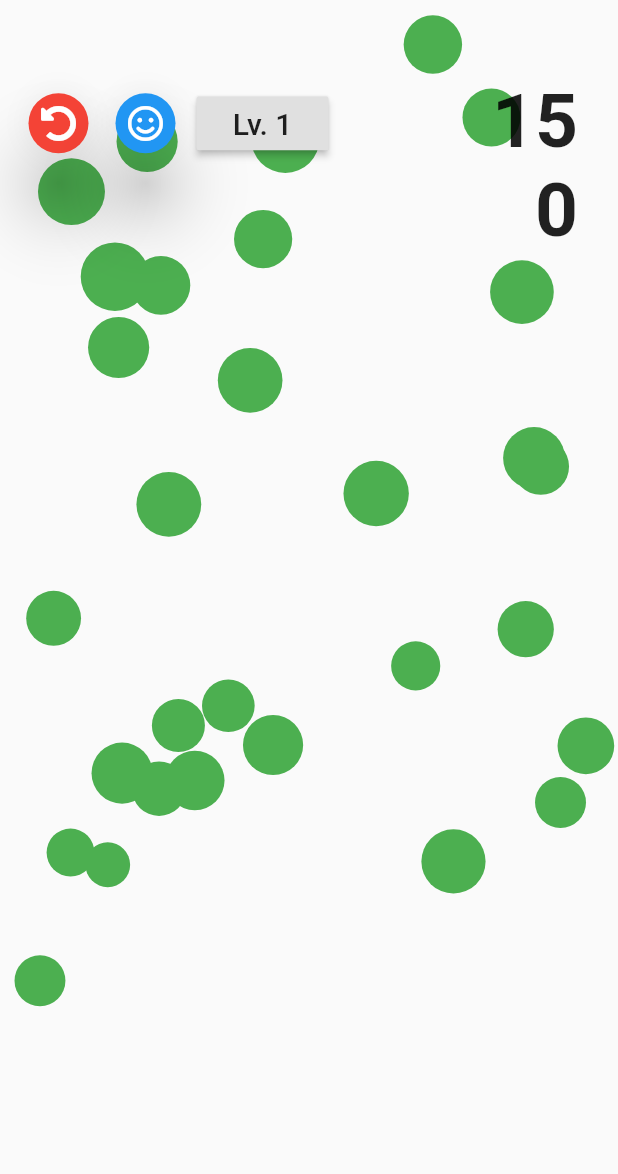
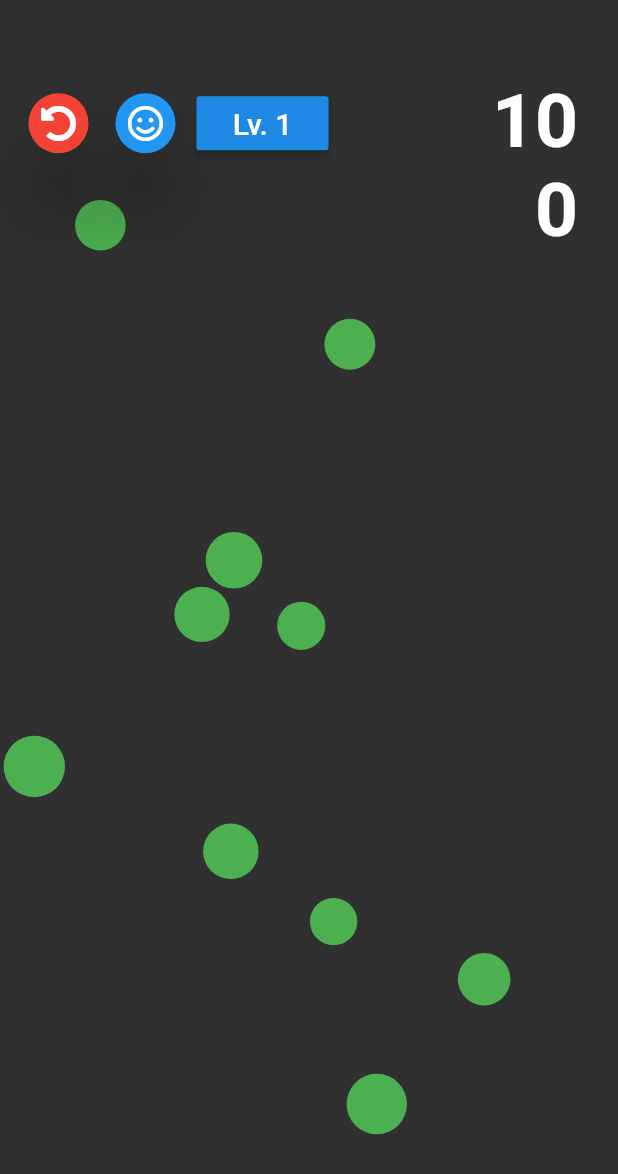
Before and after one commit to theguymeyer/reaction, a Flutter app: the screen it shows after launch, on a phone screen of 412 x 824 dp. Shown: the top 1174 px of the screen. Run offline on Flutter 3.47's test engine with Material 2 defaults, Android fonts, the phone set to English and light mode, and no system bars; our stand-ins replace font_awesome_flutter; Roboto replaces fonts that are missing (Georgia, Hind).

```diff
--- a/lib/fieldManagerWidget.dart
+++ b/lib/fieldManagerWidget.dart
@@ -75,7 +75,6 @@ class _FieldManagerWidgetState extends State<FieldManagerWidget> {
           return Container(
             width: MediaQuery.of(context).size.width,
             height: MediaQuery.of(context).size.height,
-            // color: Colors.green[50],
 
             child: CustomPaint(
               painter: new OpenPainter(widget._pointList)
@@ -90,7 +89,6 @@ class _FieldManagerWidgetState extends State<FieldManagerWidget> {
           child: Container(
             width: MediaQuery.of(context).size.width,
             height: MediaQuery.of(context).size.height,
-            // color: Colors.green[50],
 
             child: CustomPaint(
               painter: new OpenPainter(widget._pointList)
--- a/lib/gameInfo.dart
+++ b/lib/gameInfo.dart
@@ -2,6 +2,7 @@
 
 import 'package:chain_reaction/levels.dart';
 import 'package:chain_reaction/notifiers.dart';
+import 'package:flutter/material.dart';
 import 'package:provider/provider.dart';
 // import 'package:flutter/material.dart';
 
@@ -11,9 +12,6 @@ class GameInfo {
   /// Level numbering starts from 1 (...humans)
   final Levels _allLevels = new Levels();
   int _currentLevel;
-
-  // TotalScore _totalScore;
-
 
   double _timeBonusPerCatch = 0.3;
   int _batchSize;
--- a/lib/levels.dart
+++ b/lib/levels.dart
@@ -8,7 +8,7 @@ class Levels {
 
   // Level(this._id, this._batchSize, this._sizeRange, this._speedRange, this._initialTime, this._timeBonusDecimal, this._targetScore)
   List<Level> _levels = [
-    // Level(1, 10, Offset(2, 15), Offset(0.2, 7.5), 2000, 0.3, 10),
+    Level(1, 10, Offset(2, 15), Offset(0.2, 7.5), 2000, 0.3, 10),
     Level(2, 30, Offset(3, 10), Offset(3.5, 5.5), 1000, 0.2, 10),
     // Level(2, 20, 0.3),
     // Level(3, 20, 0.5),
@@ -21,18 +21,18 @@ class Levels {
     _numberOfLevels = 100;
 
     // BatchSize range = [40 -> 10]
-    var initBatch = 30;
+    var initBatch = 20;
     var finalBatch = 5;
 
     // Point Size ranges = [Offset(10,20) -> Offset(3,5)]
-    var initSizeMin = 10.0;
-    var initSizeMax = 18.0;
+    var initSizeMin = 7.0;
+    var initSizeMax = 15.0;
     var finalSizeMin = 3.0;
     var finalSizeMax = 5.0;
 
     // Point Speed ranges = [Offset(10,20) -> Offset(3,5)]
     var initSpeedMin = 0.2;
-    var initSpeedMax = 1.5;
+    var initSpeedMax = 0.9;
     var finalSpeedMin = 0.3;
     var finalSpeedMax = 0.9;
 
--- a/lib/main.dart
+++ b/lib/main.dart
@@ -32,6 +32,23 @@ class MyApp extends StatelessWidget {
   Widget build(BuildContext context) {
     return new MaterialApp(
         title: 'Chain Reaction',
+        theme: ThemeData(
+          // Define the default brightness and colors.
+          brightness: Brightness.dark,
+          primaryColor: Colors.lightBlue[800],
+          accentColor: Colors.cyan[600],
+
+          // Define the default font family.
+          fontFamily: 'Georgia',
+
+          // Define the default TextTheme. Use this to specify the default
+          // text styling for headlines, titles, bodies of text, and more.
+          textTheme: TextTheme(
+            headline: TextStyle(fontSize: 72.0, fontWeight: FontWeight.bold),
+            title: TextStyle(fontSize: 36.0, fontStyle: FontStyle.italic),
+            body1: TextStyle(fontSize: 14.0, fontFamily: 'Hind'),
+          ),
+        ),
         home: MultiProvider(
           providers: [
             // notifiers about game/user events
@@ -115,7 +132,8 @@ class _GamePageState extends State<GamePage> {
                   restartLevel();
                 },
                 nextLevel: () {
-                  Provider.of<TotalScore>(context, listen: false).addTotalPoints(gameInfo.score);
+                  Provider.of<TotalScore>(context, listen: false)
+                      .addTotalPoints(gameInfo.score);
                   nextLevel();
                 },
               )),
@@ -133,7 +151,7 @@ class _GamePageState extends State<GamePage> {
   ///     => currentLevel = (currentLevel);
   ///
   ///   * Get gameInfo for new level
-  ///   * reset the; field, timer and notifiers (UpdatedCaughtPoint, Status)
+  ///   * reset the; field, timer and notifiers (CaughtPoint, Status)
   void restartLevel() {
     setState(() {
       gameInfo = GameInfo(currentLevel);
@@ -142,7 +160,8 @@ class _GamePageState extends State<GamePage> {
       myField = FieldManagerWidget(UniqueKey(), gameInfo);
       // myGameTimer = GameTimer(UniqueKey(), gameInfo.timeBonusPerCatch);
       Provider.of<CaughtPointNotifier>(context, listen: false).reset();
-      Provider.of<StatusNotifier>(context, listen: false).setStatus(Status.ready);
+      Provider.of<StatusNotifier>(context, listen: false)
+          .setStatus(Status.ready);
     });
   }
 
--- a/lib/point.dart
+++ b/lib/point.dart
@@ -14,7 +14,7 @@ class Point {
   double _value = 1;
 
   // color randomization
-  static List<Color> colorList = [Colors.green, Colors.red, Colors.blue, Colors.yellow, Colors.black];
+  static List<Color> colorList = [Colors.green, Colors.red, Colors.blue, Colors.yellow, Colors.white];
   Color myColor = colorList[Random().nextInt(colorList.length)];
 
   Point(this.pos, this.rad, this.vel) : _paint = Paint()..color = Colors.red;
```
